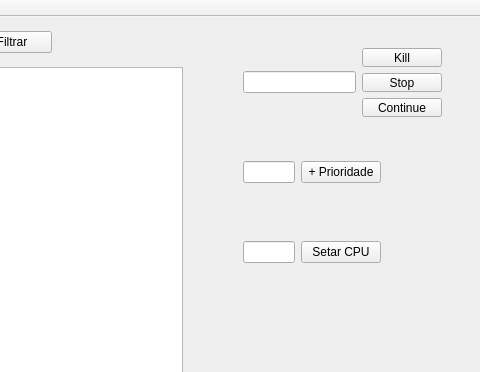
Lucas-Felipe/projeto-gerenciador, file projeto_gerenciador_tarefas/mainwindow.ui: the form before one commit; both pictures show x 438 to 918 and y 0 to 372 of the 918 by 601 pixel window.
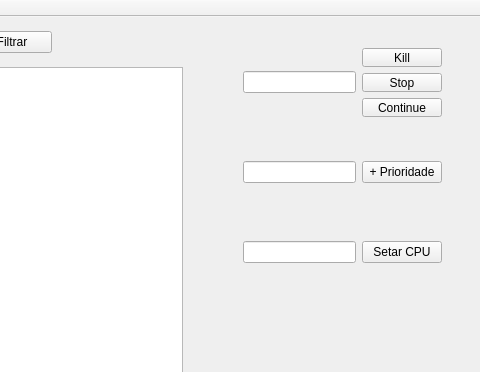
The form after the commit.

Diff of the .ui file:
```diff
--- a/projeto_gerenciador_tarefas/mainwindow.ui
+++ b/projeto_gerenciador_tarefas/mainwindow.ui
@@ -69,7 +69,7 @@
      <rect>
       <x>670</x>
       <y>130</y>
-      <width>160</width>
+      <width>221</width>
       <height>51</height>
      </rect>
     </property>
@@ -91,7 +91,7 @@
      <rect>
       <x>670</x>
       <y>210</y>
-      <width>160</width>
+      <width>221</width>
       <height>51</height>
      </rect>
     </property>
```
